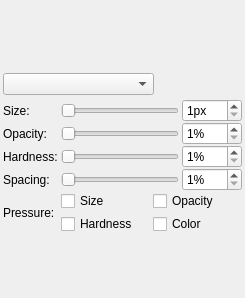
drawpile/Drawpile, file src/client/ui/brushsettings.ui: the form before one commit.
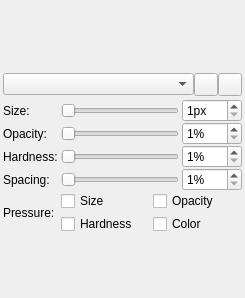
The form after the commit. Icons and pictures are not drawn. Custom widgets are drawn as their Qt base class.

Commit message: Add and use GroupedToolButton widget

```diff
--- a/src/client/ui/brushsettings.ui
+++ b/src/client/ui/brushsettings.ui
@@ -67,20 +67,7 @@
       </widget>
      </item>
      <item>
-      <spacer name="horizontalSpacer">
-       <property name="orientation">
-        <enum>Qt::Horizontal</enum>
-       </property>
-       <property name="sizeHint" stdset="0">
-        <size>
-         <width>40</width>
-         <height>20</height>
-        </size>
-       </property>
-      </spacer>
-     </item>
-     <item>
-      <widget class="QToolButton" name="paintmodeIndirect">
+      <widget class="GroupedToolButton" name="paintmodeIndirect">
        <property name="toolTip">
         <string>Indirect drawing</string>
        </property>
@@ -94,8 +81,8 @@
        <property name="autoExclusive">
         <bool>true</bool>
        </property>
-       <property name="autoRaise">
-        <bool>true</bool>
+       <property name="groupPosition">
+        <enum>GroupedToolButton::GroupLeft</enum>
        </property>
       </widget>
      </item>
@@ -114,8 +101,8 @@
        <property name="autoExclusive">
         <bool>true</bool>
        </property>
-       <property name="autoRaise">
-        <bool>true</bool>
+       <property name="groupPosition">
+        <enum>GroupedToolButton::GroupRight</enum>
        </property>
       </widget>
      </item>
@@ -339,6 +326,11 @@
    <header>widgets/brushpreview.h</header>
    <container>1</container>
   </customwidget>
+  <customwidget>
+   <class>GroupedToolButton</class>
+   <extends>QToolButton</extends>
+   <header>widgets/groupedtoolbutton.h</header>
+  </customwidget>
  </customwidgets>
  <tabstops>
   <tabstop>blendmode</tabstop>
```
Left out of the diff: 2 changed lines with no effect on the pictures. The commit also changes 17 other files.
